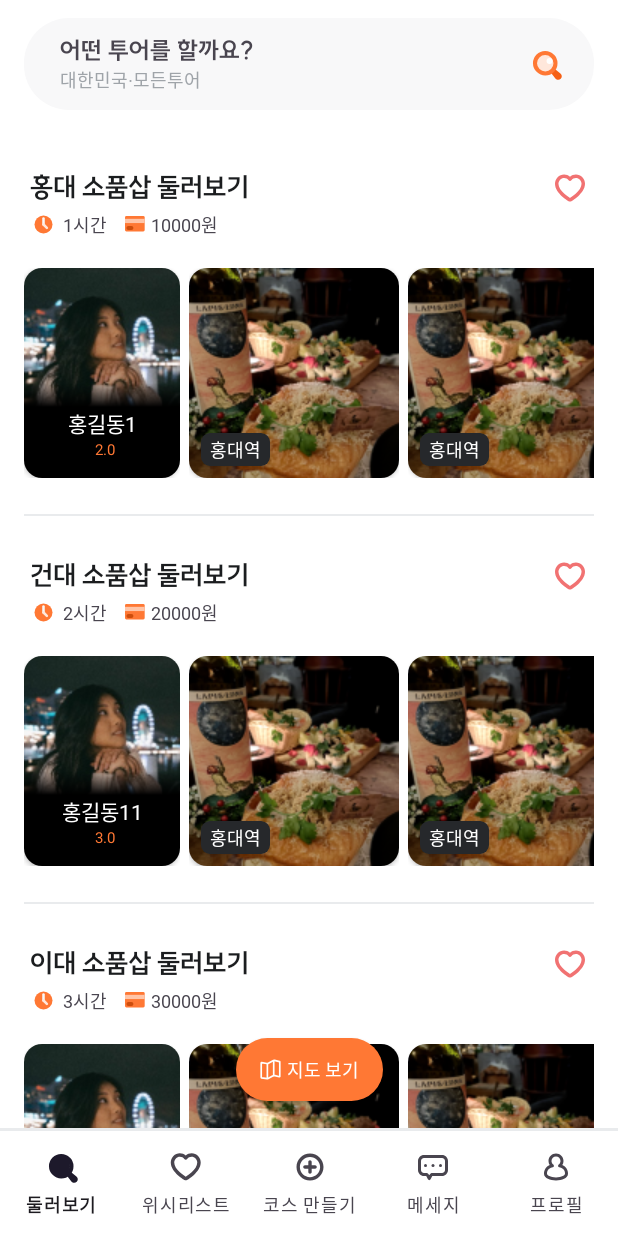
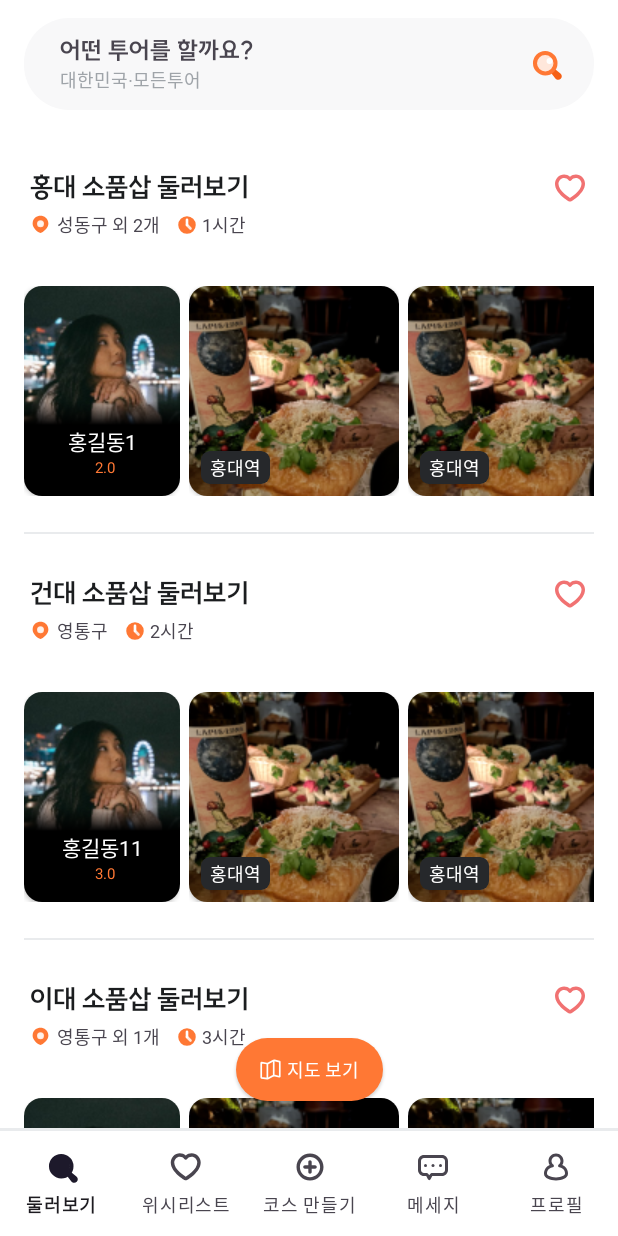
Before and after one commit to imtaejugkim/PeopleHere, an Android app: the screen it shows after launch (MainActivity), on a phone screen of 412 x 824 dp. Run offline under Robolectric (Android 15) with nearby library versions, the phone set to English and light mode, and no system bars.

Commit message:
메인 / 코스 컨텐츠

```diff
--- /dev/null
+++ b/app/src/main/java/com/example/people_here/Data/MainCategoryData.kt
@@ -0,0 +1,5 @@
+package com.example.people_here.Data
+
+data class MainCategoryData (
+    var category : ArrayList<String>
+)
--- a/app/src/main/java/com/example/people_here/Data/MainTourListData.kt
+++ b/app/src/main/java/com/example/people_here/Data/MainTourListData.kt
@@ -3,6 +3,6 @@ package com.example.people_here.Data
 data class MainTourListData (
     var mainTourListTitle : String,
     var mainTourListTime : String,
-    var mainTourListCost : String,
-    var mainTourListCourses: ArrayList<MainTourListCourseData>
+    var mainTourListRegion : ArrayList<String>,
+    var mainTourListCourses: ArrayList<MainTourListCourseData>,
 )
--- a/app/src/main/java/com/example/people_here/Search/MainFragment.kt
+++ b/app/src/main/java/com/example/people_here/Search/MainFragment.kt
@@ -10,6 +10,7 @@ import androidx.recyclerview.widget.LinearLayoutManager
 import com.example.people_here.Data.MainTourListCourseData
 import com.example.people_here.Data.MainTourListData
 import com.example.people_here.R
+import com.example.people_here.TourContents.TourContentsActivity
 import com.example.people_here.databinding.FragmentMainBinding
 
 class MainFragment : Fragment() {
@@ -43,18 +44,22 @@ class MainFragment : Fragment() {
 
 
     private fun initDummyData() {
+        val array1 = arrayListOf<String>("성동구","강북구","팔달구")
+        val array2 = arrayListOf<String>("영통구")
+        val array3 = arrayListOf<String>("영통구","팔달구")
+
         mainTourListData.addAll(
             arrayListOf(
-                MainTourListData("홍대 소품삽 둘러보기","1시간","10000원", createDummyInnerData(0)),
-                MainTourListData("건대 소품삽 둘러보기","2시간","20000원", createDummyInnerData(1)),
-                MainTourListData("이대 소품삽 둘러보기","3시간","30000원", createDummyInnerData(2)),
-                MainTourListData("중대 소품삽 둘러보기","4시간","40000원", createDummyInnerData(index = 3)),
-                MainTourListData("고대 소품삽 둘러보기","5시간","5000원", createDummyInnerData(index = 4)),
-                MainTourListData("연대 소품삽 둘러보기","6시간","60000원", createDummyInnerData(index = 5)),
-                MainTourListData("성대 소품삽 둘러보기","7시간","70000원", createDummyInnerData(index = 6)),
-                MainTourListData("서강대 소품삽 둘러보기","8시간","80000원", createDummyInnerData(index = 7)),
-                MainTourListData("경희대 소품삽 둘러보기","9시간","90000원", createDummyInnerData(index = 8)),
-                MainTourListData("시립대 소품삽 둘러보기","10시간","100000원", createDummyInnerData(index = 9))
+                MainTourListData("홍대 소품삽 둘러보기","1시간",array1, createDummyInnerData(0)),
+                MainTourListData("건대 소품삽 둘러보기","2시간",array2, createDummyInnerData(1)),
+                MainTourListData("이대 소품삽 둘러보기","3시간",array3, createDummyInnerData(2)),
+                MainTourListData("중대 소품삽 둘러보기","4시간",array1, createDummyInnerData(3)),
+                MainTourListData("고대 소품삽 둘러보기","5시간",array2, createDummyInnerData(4)),
+                MainTourListData("연대 소품삽 둘러보기","6시간",array3, createDummyInnerData(5)),
+                MainTourListData("성대 소품삽 둘러보기","7시간",array1, createDummyInnerData(6)),
+                MainTourListData("서강대 소품삽 둘러보기","8시간",array2, createDummyInnerData(7)),
+                MainTourListData("경희대 소품삽 둘러보기","9시간",array3, createDummyInnerData(8)),
+                MainTourListData("시립대 소품삽 둘러보기","10시간",array1, createDummyInnerData(9))
             )
         )
 
@@ -85,7 +90,7 @@ class MainFragment : Fragment() {
 
         mainTourListAdapter!!.setOnItemClickListener(object : MainTourListAdapter.OnItemClickListener{
             override fun onItemClick(tourListInfo : MainTourListData) {
-                val intent = Intent(requireActivity(), MainCourseMapActivity::class.java)
+                val intent = Intent(requireActivity(), TourContentsActivity::class.java)
 //                intent.putExtra("Key", tourListInfo)
                 startActivity(intent)
             }
--- a/app/src/main/java/com/example/people_here/Search/MainTourListAdapter.kt
+++ b/app/src/main/java/com/example/people_here/Search/MainTourListAdapter.kt
@@ -19,10 +19,15 @@ class MainTourListAdapter(val mainTourListData : ArrayList<MainTourListData>) :
         fun bind(tourListInfo : MainTourListData){
             binding.tvMainTourListTitle.text = tourListInfo.mainTourListTitle
             binding.tvMainTourListTime.text = tourListInfo.mainTourListTime
-            binding.tvMainTourListCost.text = tourListInfo.mainTourListCost
             binding.clItemMainTourList.setOnClickListener {
                 itemClickListener.onItemClick(tourListInfo)
             }
+            val locationText = when {
+                tourListInfo.mainTourListRegion.size > 1 -> "${tourListInfo.mainTourListRegion[0]} 외 ${tourListInfo.mainTourListRegion.size - 1}개"
+                tourListInfo.mainTourListRegion.isNotEmpty() -> tourListInfo.mainTourListRegion[0]
+                else -> "Null지역"
+            }
+            binding.tvMainTourListLocation.text = locationText.toString()
 
             // 내부 RecyclerView 초기화 및 어댑터 설정
             val innerAdapter = MainTourListCourseAdapter(tourListInfo.mainTourListCourses) // 가정: MainTourListData에 내부 리스트 데이터가 포함됨
--- a/app/src/main/java/com/example/people_here/TourContents/TourContentsActivity.kt
+++ b/app/src/main/java/com/example/people_here/TourContents/TourContentsActivity.kt
@@ -19,6 +19,10 @@ class TourContentsActivity : AppCompatActivity() {
         //백엔드 통신시 추가될 데이터 형식입니다.
         initDummyData()
 
+        binding.btnBack.setOnClickListener {
+            onBackPressed()
+        }
+
         setContentView(binding.root)
     }
 
--- a/app/src/main/res/drawable/dash_line_8.xml
+++ b/app/src/main/res/drawable/dash_line_8.xml
@@ -2,7 +2,7 @@
 <shape xmlns:android="http://schemas.android.com/apk/res/android"
     android:shape="line">
     <stroke android:width="1dp"
-        android:color="@color/black"
+        android:color="@color/Gray1.5"
         android:dashGap="8dp"
         android:dashWidth="8dp"/>
 
--- a/app/src/main/res/drawable/half_circle_left.xml
+++ b/app/src/main/res/drawable/half_circle_left.xml
@@ -1,7 +1,7 @@
 <?xml version="1.0" encoding="utf-8"?>
 <shape xmlns:android="http://schemas.android.com/apk/res/android"
     android:shape="rectangle">
-    <solid android:color="@color/black"/>
+    <solid android:color="@color/Gray1.5"/>
     <size
         android:width="8.5dp"
         android:height="17dp"/>
--- a/app/src/main/res/drawable/half_circle_right.xml
+++ b/app/src/main/res/drawable/half_circle_right.xml
@@ -1,7 +1,7 @@
 <?xml version="1.0" encoding="utf-8"?>
 <shape xmlns:android="http://schemas.android.com/apk/res/android"
     android:shape="rectangle">
-    <solid android:color="@color/black"/>
+    <solid android:color="@color/Gray1.5"/>
     <size
         android:width="8.5dp"
         android:height="17dp"/>
--- /dev/null
+++ b/app/src/main/res/drawable/ic_clock_14.xml
@@ -0,0 +1,21 @@
+<vector xmlns:android="http://schemas.android.com/apk/res/android"
+    android:width="12dp"
+    android:height="12dp"
+    android:viewportWidth="12"
+    android:viewportHeight="12">
+  <path
+      android:pathData="M5.997,5.998m-5.833,0a5.833,5.833 0,1 1,11.667 0a5.833,5.833 0,1 1,-11.667 0"
+      android:fillColor="#FF7834"/>
+  <path
+      android:pathData="M8.329,8.331L5.996,5.998"
+      android:strokeWidth="1.75"
+      android:fillColor="#00000000"
+      android:strokeColor="#FFE7DB"
+      android:strokeLineCap="round"/>
+  <path
+      android:pathData="M5.996,2.498V5.998"
+      android:strokeWidth="1.75"
+      android:fillColor="#00000000"
+      android:strokeColor="#ffffff"
+      android:strokeLineCap="round"/>
+</vector>
--- /dev/null
+++ b/app/src/main/res/drawable/rectangle_gray15_10.xml
@@ -0,0 +1,5 @@
+<?xml version="1.0" encoding="utf-8"?>
+<shape xmlns:android="http://schemas.android.com/apk/res/android">
+    <solid android:color="@color/Gray1.5"/>
+    <corners android:radius="10dp"/>
+</shape>
--- a/app/src/main/res/layout/activity_tour_contents.xml
+++ b/app/src/main/res/layout/activity_tour_contents.xml
@@ -3,6 +3,7 @@
     xmlns:tools="http://schemas.android.com/tools"
     android:layout_width="match_parent"
     android:layout_height="match_parent"
+    android:background="@color/white"
     xmlns:app="http://schemas.android.com/apk/res-auto">
 
     <androidx.constraintlayout.widget.ConstraintLayout
@@ -27,6 +28,7 @@
             app:layout_constraintGuide_percent="0.956"/>
 
         <ImageView
+            android:id="@+id/btn_back"
             android:layout_width="wrap_content"
             android:layout_height="wrap_content"
             android:src="@drawable/ic_main_left_arrow"
--- a/app/src/main/res/layout/item_main_tour_list.xml
+++ b/app/src/main/res/layout/item_main_tour_list.xml
@@ -35,16 +35,40 @@
         android:layout_marginStart="4dp"
         app:layout_constraintStart_toStartOf="parent"
         app:layout_constraintTop_toBottomOf="@id/tv_main_tour_list_title"
+        app:layout_constraintBottom_toTopOf="@id/rv_main_tour_list_category"
         app:layout_constraintEnd_toEndOf="@id/tv_main_tour_list_title">
+
+        <ImageView
+            android:id="@+id/iv_main_tour_list_location"
+            android:layout_width="wrap_content"
+            android:layout_height="wrap_content"
+            android:src="@drawable/ic_location_14"
+            app:layout_constraintStart_toStartOf="parent"
+            app:layout_constraintTop_toTopOf="parent"
+            app:layout_constraintBottom_toBottomOf="parent"/>
+
+        <TextView
+            android:id="@+id/tv_main_tour_list_location"
+            android:layout_width="wrap_content"
+            android:layout_height="wrap_content"
+            android:layout_marginStart="4dp"
+            android:text="null 지역"
+            android:fontFamily="@font/pretendard_regular"
+            android:textSize="@dimen/item_main_tour_list_time"
+            app:layout_constraintStart_toEndOf="@id/iv_main_tour_list_location"
+            app:layout_constraintTop_toTopOf="@id/iv_main_tour_list_location"
+            app:layout_constraintBottom_toBottomOf="@id/iv_main_tour_list_location"/>
 
         <ImageView
             android:id="@+id/iv_main_tour_list_clock"
             android:layout_width="wrap_content"
             android:layout_height="wrap_content"
-            android:src="@drawable/ic_main_time"
-            app:layout_constraintStart_toStartOf="parent"
-            app:layout_constraintBottom_toBottomOf="parent"
-            app:layout_constraintTop_toTopOf="parent"/>
+            android:src="@drawable/ic_clock_14"
+            android:layout_marginStart="12dp"
+            app:layout_constraintStart_toEndOf="@id/tv_main_tour_list_location"
+            app:layout_constraintEnd_toStartOf="@id/tv_main_tour_list_time"
+            app:layout_constraintTop_toTopOf="parent"
+            app:layout_constraintBottom_toBottomOf="parent"/>
 
         <TextView
             android:id="@+id/tv_main_tour_list_time"
@@ -53,44 +77,30 @@
             android:layout_marginStart="4dp"
             android:text="null시간"
             android:fontFamily="@font/pretendard_regular"
-            android:textSize="@dimen/item_main_tour_list_time"
+            android:textSize="@dimen/item_main_tour_list_cost"
             app:layout_constraintStart_toEndOf="@id/iv_main_tour_list_clock"
-            app:layout_constraintTop_toTopOf="parent"
-            app:layout_constraintBottom_toBottomOf="@id/iv_main_tour_list_clock"/>
-
-        <ImageView
-            android:id="@+id/iv_main_tour_list_credit"
-            android:layout_width="wrap_content"
-            android:layout_height="wrap_content"
-            android:src="@drawable/ic_main_credit_card"
-            android:layout_marginStart="12dp"
-            app:layout_constraintStart_toEndOf="@id/tv_main_tour_list_time"
-            app:layout_constraintEnd_toStartOf="@id/tv_main_tour_list_cost"
-            app:layout_constraintTop_toTopOf="parent"
-            app:layout_constraintBottom_toBottomOf="parent"/>
-
-        <TextView
-            android:id="@+id/tv_main_tour_list_cost"
-            android:layout_width="wrap_content"
-            android:layout_height="wrap_content"
-            android:layout_marginStart="4dp"
-            android:text="null원"
-            android:fontFamily="@font/pretendard_regular"
-            android:textSize="@dimen/item_main_tour_list_cost"
-            app:layout_constraintStart_toEndOf="@id/iv_main_tour_list_credit"
-            app:layout_constraintTop_toTopOf="parent"
-            app:layout_constraintBottom_toBottomOf="@id/iv_main_tour_list_clock"/>
+            app:layout_constraintTop_toTopOf="@id/tv_main_tour_list_location"
+            app:layout_constraintBottom_toBottomOf="@id/tv_main_tour_list_location"/>
 
     </androidx.constraintlayout.widget.ConstraintLayout>
+
+    <androidx.recyclerview.widget.RecyclerView
+        android:id="@+id/rv_main_tour_list_category"
+        android:layout_width="match_parent"
+        android:layout_height="0dp"
+        android:layout_marginTop="8dp"
+        app:layout_constraintStart_toStartOf="parent"
+        app:layout_constraintTop_toBottomOf="@id/cl_main_tour_list_info"/>
+
 
     <androidx.recyclerview.widget.RecyclerView
         android:id="@+id/rv_main_tour_list_course"
         android:layout_width="match_parent"
         android:layout_height="0dp"
-        android:layout_marginTop="20dp"
+        android:layout_marginTop="24dp"
         android:layout_marginBottom="20dp"
         app:layout_constraintStart_toStartOf="parent"
-        app:layout_constraintTop_toBottomOf="@id/cl_main_tour_list_info"/>
+        app:layout_constraintTop_toBottomOf="@id/rv_main_tour_list_category"/>
 
     <View
         android:layout_width="match_parent"
```
Also changed, not shown: app/src/main/java/com/example/people_here/Search/MainTourCategoryAdapter.kt (added, +29 -0 lines), app/src/main/java/com/example/people_here/Search/MainTourListFragment.kt (+11 -10 lines), app/src/main/res/layout/item_main_tour_list_category.xml (added, +33 -0 lines), 1 other file.
